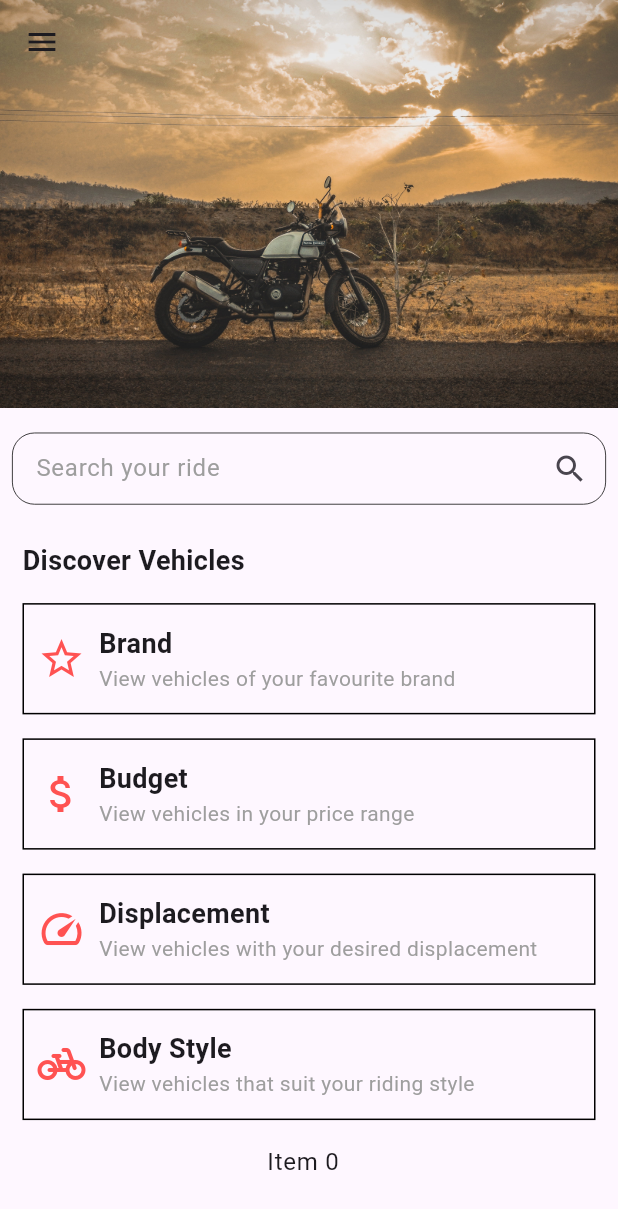
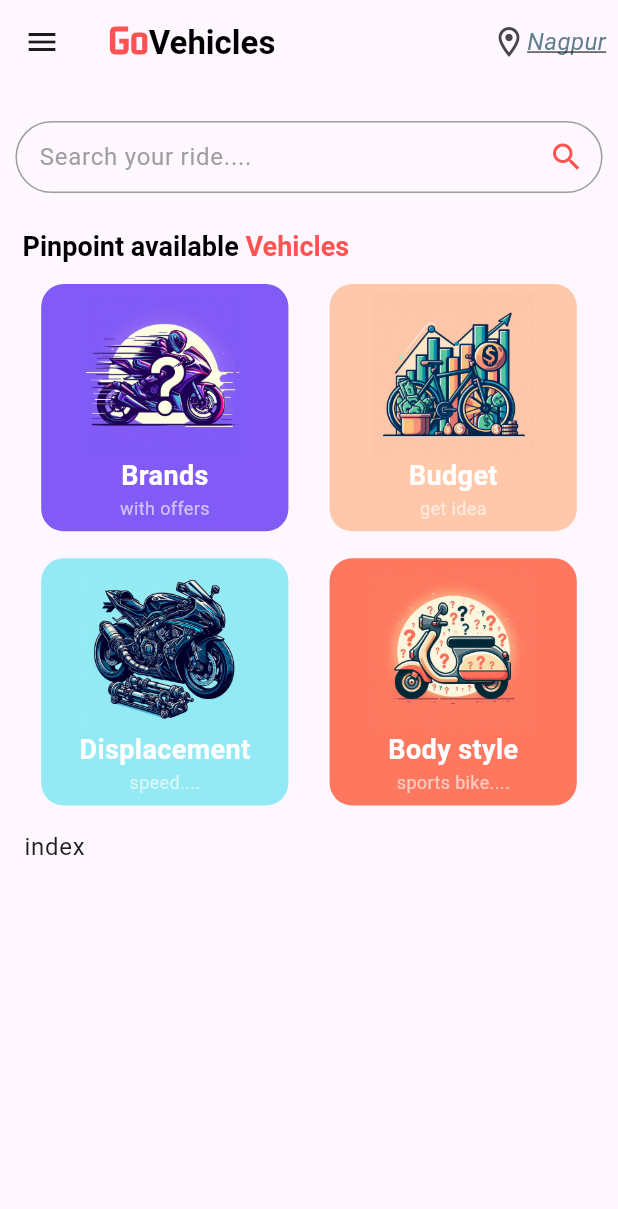
Before and after one commit to mayurbaniya/GoVehicles, a Flutter app: the screen it shows after launch, on a phone screen of 412 x 824 dp. Shown: the top 1209 px of the screen. Run offline on Flutter 3.47's test engine with Material 3 defaults, Android fonts, the phone set to English and light mode, and no system bars; our stand-ins replace flutter_spinkit, fluttertoast, font_awesome_flutter, get, shared_preferences.

Commit message:
changed home Screen UI design

```diff
--- /dev/null
+++ b/lib/services/services_discover/GetByBrands.dart
@@ -0,0 +1,12 @@
+
+
+class GetByBrands{
+
+  GetByBrands(){
+
+  }
+
+
+
+
+}
--- /dev/null
+++ b/lib/views/Components/DiscoverBy.dart
@@ -0,0 +1,61 @@
+import 'package:flutter/material.dart';
+import 'package:get/get.dart';
+
+
+class DiscoverBy extends StatelessWidget {
+  DiscoverBy({
+    required this.mainImage,
+    required this.mainText,
+    required this.subText,
+    required this.backgroundColor,
+    required this.onTap,
+    super.key,
+  });
+
+   String mainImage;
+   String mainText;
+   String subText;
+   int backgroundColor;
+   VoidCallback onTap;
+
+  @override
+  Widget build(BuildContext context) {
+    return InkWell(
+      onTap: onTap,
+      focusColor: Colors.grey,
+      child: Container(
+        width: Get.width * 0.4, // < -this width
+        height: Get.height * 0.2,
+        decoration: BoxDecoration(
+          color: Color(backgroundColor),
+          borderRadius: BorderRadius.circular(15),
+        ),
+        child: Column(
+          mainAxisAlignment: MainAxisAlignment.center,
+          children: [
+            Image(
+              image: AssetImage('$mainImage'),
+              height:
+                  Get.height * 0.13,
+            ),
+            SizedBox(
+                height: 1),
+            Text(
+              '$mainText',
+              style: TextStyle(
+                fontSize: 18,
+                color: Colors.white,
+                fontWeight: FontWeight.w700,
+              ),
+            ),
+            Text('$subText',
+            style: TextStyle(
+              fontSize: 12,
+              color: Colors.white60,
+            ),)
+          ],
+        ),
+      ),
+    );
+  }
+}
--- a/lib/views/application/Discover/ByBrand.dart
+++ b/lib/views/application/Discover/ByBrand.dart
@@ -1,4 +1,7 @@
 import 'package:flutter/material.dart';
+import 'package:font_awesome_flutter/font_awesome_flutter.dart';
+import 'package:get/get.dart';
+import 'package:gov/views/Components/DiscoverBy.dart';
 
 class ByBrand extends StatefulWidget {
   const ByBrand({super.key});
@@ -9,17 +12,89 @@ class ByBrand extends StatefulWidget {
 
 class _ByBrandState extends State<ByBrand> {
   @override
+  void initState() {
+    // TODO: implement initState
+    super.initState();
+
+    getBrands();
+  }
+
+  void getBrands() async {}
+
+  @override
   Widget build(BuildContext context) {
-    return Scaffold(
-        appBar: AppBar(),
-        body: Center(
-          child: Column(
-            mainAxisAlignment: MainAxisAlignment.center,
+    return SafeArea(
+      child: Scaffold(
+          appBar: AppBar(
+            centerTitle: true,
+            title:  RichText(
+              text: const TextSpan(
+                  style: TextStyle(
+                    color: Colors.redAccent,
+                    fontSize: 22,
+                    fontWeight: FontWeight.w600,
+                    // fontFamily: 'fontmain',
+                  ),
+                  children: <TextSpan>[
+                TextSpan(text: 'Br'),
+                TextSpan(
+                    text: 'ands', style: TextStyle(color: Colors.black))
+              ])),
+          ),
+          body: Column(
+            crossAxisAlignment: CrossAxisAlignment.start,
             children: [
-              Text('discover by Brand page'),
+              Center(
+                child: Container(
+                  margin: EdgeInsets.only(top: Get.height * 0.04),
+                  width: Get.width * 0.98,
+                  height: Get.height * 0.06,
+                  child: TextField(
+                    textAlignVertical: TextAlignVertical.bottom,
+                    textAlign: TextAlign.start,
+                    decoration: InputDecoration(
+                        suffixIcon: Icon(Icons.search, color: Colors.redAccent,),
+                        hintText: 'Search',
+                        hintStyle: TextStyle(fontSize: 18),
+                        enabledBorder: OutlineInputBorder(
+                            borderRadius: BorderRadius.circular(25),
+                            borderSide: BorderSide(
+                              color: Colors.grey,
+                              width: 1,
+                            )),
+                        focusedBorder: OutlineInputBorder(
+                            borderRadius: BorderRadius.circular(25),
+                            borderSide: BorderSide(
+                              width: 1,
+                            ))),
+                  ),
+                ),
+              ),
+              Padding(
+                padding: const EdgeInsets.all(12.0),
+                child: RichText(
+              text: const TextSpan(
+                  style: TextStyle(
+                    color: Colors.black,
+                    fontSize: 22,
+                    fontWeight: FontWeight.w600,
+                    // fontFamily: 'fontmain',
+                  ),
+                  children: <TextSpan>[
+                TextSpan(text: 'What'),
+                TextSpan(
+                    text: ' Brand ', style: TextStyle(color: Colors.redAccent)),
+                TextSpan(
+                    text: 'do you prefer?', style: TextStyle(color: Colors.black))
+              ])),
+              ),
+              // DiscoverBy(
+              //     mainImage: 'assets/images/icons/brands.jpeg',
+              //     mainText: 'Brands',
+              //     subText: 'with best offers ->',
+              //     backgroundColor: 0xFF825BF6),
             ],
-          ),
-        ),
+          )),
     );
   }
 }
--- a/lib/views/application/Home.dart
+++ b/lib/views/application/Home.dart
@@ -1,15 +1,9 @@
-import 'dart:ffi';
-
 import 'package:flutter/material.dart';
 import 'package:get/get.dart';
+import 'package:gov/views/Components/DiscoverBy.dart';
 import 'package:gov/views/Components/Drawer.dart';
-import 'package:gov/views/Components/Preferance_Button.dart';
-import 'package:gov/views/application/Discover/ByBodyStyle.dart';
 import 'package:gov/views/application/Discover/ByBrand.dart';
-import 'package:gov/views/application/Discover/ByBudget.dart';
-import 'package:gov/views/application/Discover/ByDisplacement.dart';
 import 'package:gov/views/application/Search.dart';
-import 'package:fluttertoast/fluttertoast.dart';
 
 class Home extends StatefulWidget {
   const Home({super.key});
@@ -22,143 +16,153 @@ class _HomeState extends State<Home> {
   @override
   Widget build(BuildContext context) {
     return Scaffold(
+        appBar: AppBar(
+          title: RichText(
+              text: const TextSpan(
+                  style: TextStyle(
+                    color: Colors.redAccent,
+                    fontSize: 22,
+                    fontWeight: FontWeight.w600,
+                    fontFamily: 'fontmain',
+                  ),
+                  children: <TextSpan>[
+                TextSpan(text: 'Go'),
+                TextSpan(
+                    text: 'Vehicles', style: TextStyle(color: Colors.black))
+              ])),
+          actions: const <Widget>[
+            Padding(
+              padding: EdgeInsets.only(right: 8.0),
+              child: Row(
+                mainAxisAlignment: MainAxisAlignment.start,
+                children: [
+                  Icon(Icons.location_on_outlined),
+                  Text(
+                    'Nagpur',
+                    style: TextStyle(
+                      fontStyle: FontStyle.italic,
+                      fontSize: 16,
+                      color: Colors.blueGrey,
+                      decoration: TextDecoration.underline,
+                    ),
+                  )
+                ],
+              ),
+            )
+          ],
+        ),
         drawer: MyDrawer(),
-      body: CustomScrollView(
-        slivers: [
-          SliverAppBar(
-
-            backgroundColor: Colors.redAccent,
-            elevation: 0,
-            stretch: true,
-            pinned: true,
-            centerTitle: false,
-            expandedHeight: MediaQuery.of(context).size.height * 0.33,
-            flexibleSpace: const FlexibleSpaceBar(
-              background: Image(
-                image: AssetImage('assets/images/banner/banner_main.jpg'),
-                fit: BoxFit.cover,
-              ),
-            ),
-          ),
-          SliverToBoxAdapter(
-            child: SizedBox(
-              height: Get.height * 0.02,
-            ),
-          ),
-          SliverToBoxAdapter(
-            child: Padding(
-              padding: const EdgeInsets.symmetric(horizontal: 8.0),
-              child: SizedBox(
+        body: ListView(
+          children: [
+            Center(
+              child: Container(
+                margin: EdgeInsets.only(top: Get.height * 0.03),
+                width: Get.width * 0.95,
                 height: Get.height * 0.07,
+                decoration: BoxDecoration(),
                 child: TextField(
+                  onTap: () {
+                    Get.to(new SearchPage(),
+                        transition: Transition.cupertino,
+                        duration: Duration(milliseconds: 1200));
+                  },
                   readOnly: true,
-                  onTap: () {
-                    Get.to(SearchPage(),
-                        transition: Transition.circularReveal,
-                        duration: Duration(milliseconds: 500));
-                  },
                   decoration: InputDecoration(
+                    suffixIcon: Icon(Icons.search, color: Colors.redAccent,),
                     contentPadding:
                         EdgeInsets.symmetric(vertical: 8, horizontal: 12),
-                      hintText: 'Search your ride',
+                    hintText: 'Search your ride....',
                     hintStyle: TextStyle(
                       color: Colors.grey,
                     ),
-                      border: OutlineInputBorder(),
                     enabledBorder: OutlineInputBorder(
-                          borderRadius: BorderRadius.circular(15),
+                        borderRadius: BorderRadius.circular(25),
                         borderSide: BorderSide(
-                            width: 0.5,
+                          color: Colors.grey,
+                          width: 1,
                         )),
                     focusedBorder: OutlineInputBorder(
-                        borderRadius: BorderRadius.circular(15),
-                      ),
-                      suffixIcon: IconButton(
-                        icon: Icon(Icons.search),
-                        enableFeedback: false,
-                        splashRadius: 15,
-                        onPressed: () {
-                          Fluttertoast.showToast(msg: 'oops.. is that a easter egg? ');
-                        },
+                        borderRadius: BorderRadius.circular(25),
+                        borderSide: BorderSide(
+                          color: Colors.grey,
+                          width: 1,
                         )),
                   ),
                 ),
               ),
             ),
-          const SliverToBoxAdapter(
-            child: Padding(
-              padding:
-                  const EdgeInsets.symmetric(horizontal: 15.0, vertical: 15.0),
-              child: SizedBox(
-                child: Text(
-                  'Discover Vehicles',
-                  style: TextStyle(fontSize: 18, fontWeight: FontWeight.bold),
+            Row(
+              children: [
+                Padding(
+                  padding: const EdgeInsets.all(15.0),
+                  child: RichText(
+              text: const TextSpan(
+                  style: TextStyle(
+                    color: Colors.black,
+                    fontSize: 18,
+                    fontWeight: FontWeight.w600,
+                    // fontFamily: 'fontmain',
+                  ),
+                  children: <TextSpan>[
+                TextSpan(text: 'Pinpoint available '),
+                TextSpan(
+                    text: 'Vehicles', style: TextStyle(color: Colors.redAccent))
+              ])),
+                ),
+              ],
+            ),
+            Row(
+              mainAxisAlignment: MainAxisAlignment.spaceEvenly,
+              children: [
+                DiscoverBy(
+                    onTap: () {
+                      Get.to(ByBrand(),
+                          transition: Transition.cupertino,
+                          duration: Duration(milliseconds: 1200));
+                    },
+                    mainImage: 'assets/images/icons/brands.jpeg',
+                    mainText: 'Brands',
+                    subText: 'with offers',
+                    backgroundColor: 0xFF825BF6),
+                DiscoverBy(
+                    onTap: () {
+                      print('budget');
+                    },
+                    mainImage: 'assets/images/icons/budget.jpeg',
+                    mainText: 'Budget',
+                    subText: 'get idea',
+                    backgroundColor: 0xFFFFC8AB),
+              ],
+            ),
+            Padding(
+              padding: const EdgeInsets.only(top: 18.0),
+              child: Row(
+                mainAxisAlignment: MainAxisAlignment.spaceEvenly,
+                children: [
+                  DiscoverBy(
+                      onTap: () {
+                        print('displacement');
+                      },
+                      mainImage: 'assets/images/icons/displacement.jpeg',
+                      mainText: 'Displacement',
+                      subText: 'speed....',
+                      backgroundColor: 0xFF93EAF4),
+                  DiscoverBy(
+                      onTap: () {
+                        print('body style');
+                      },
+                      mainImage: 'assets/images/icons/body-style.jpeg',
+                      mainText: 'Body style',
+                      subText: 'sports bike....',
+                      backgroundColor: 0xFFFD785F),
+                ],
               ),
             ),
-            ),
-          ),
-          Preferance_Button(
-              onTap: () => Get.to(const ByBrand(),
-                  transition: Transition.cupertino,
-                  duration: Duration(milliseconds: 1200)),
-              btnIcon: Icons.star_outline,
-              header: "Brand",
-              iconColor: Colors.redAccent,
-              desc: "View vehicles of your favourite brand"),
-          const SliverToBoxAdapter(
-            child: Padding(
-              padding: EdgeInsets.symmetric(vertical: 8.0),
-              child: SizedBox(),
-            ),
-          ),
-          Preferance_Button(
-              onTap: () => Get.to(const ByBudget(),
-                  transition: Transition.cupertino,
-                  duration: Duration(milliseconds: 1200)),
-              btnIcon: Icons.attach_money_sharp,
-              header: "Budget",
-              iconColor: Colors.redAccent,
-              desc: "View vehicles in your price range"),
-          const SliverToBoxAdapter(
-            child: Padding(
-              padding: EdgeInsets.symmetric(vertical: 8.0),
-              child: SizedBox(),
-            ),
-          ),
-          Preferance_Button(
-              onTap: () => Get.to(const ByDisplacement(),
-                  transition: Transition.cupertino,
-                  duration: Duration(milliseconds: 1200)),
-              btnIcon: Icons.speed,
-              header: "Displacement",
-              iconColor: Colors.redAccent,
-              desc: "View vehicles with your desired displacement"),
-          const SliverToBoxAdapter(
-            child: Padding(
-              padding: EdgeInsets.symmetric(vertical: 8.0),
-              child: SizedBox(),
-            ),
-          ),
-          Preferance_Button(
-              onTap: () => Get.to(const ByBodyStyle(),
-                  transition: Transition.cupertino,
-                  duration: Duration(milliseconds: 1200)),
-              btnIcon: Icons.pedal_bike_rounded,
-              header: "Body Style",
-              iconColor: Colors.redAccent,
-              desc: "View vehicles that suit your riding style"),
-          SliverList(
-            delegate: SliverChildBuilderDelegate(
-              (BuildContext context, int index) {
-                return ListTile(
-                  title: Center(child: Text('Item $index')),
-                );
-              },
-              childCount: 20,
-            ),
-          )
+
+           ListTile(title: Text('index'),),
           ],
-      ),
-    );
+
+
+        ));
   }
 }
--- a/pubspec.yaml
+++ b/pubspec.yaml
@@ -70,6 +70,7 @@ flutter:
     - assets/images/
     - assets/images/banner/
     - assets/images/splash/
+    - assets/images/icons/
   #   - images/a_dot_ham.jpeg
 
   # An image asset can refer to one or more resolution-specific "variants", see
```
Also changed, not shown: assets/images/icons/body-style.jpeg (added), assets/images/icons/brands.jpeg (added), assets/images/icons/budget.jpeg (added), assets/images/icons/displacement.jpeg (added). Lines whose indentation alone changed are shown as unchanged.
